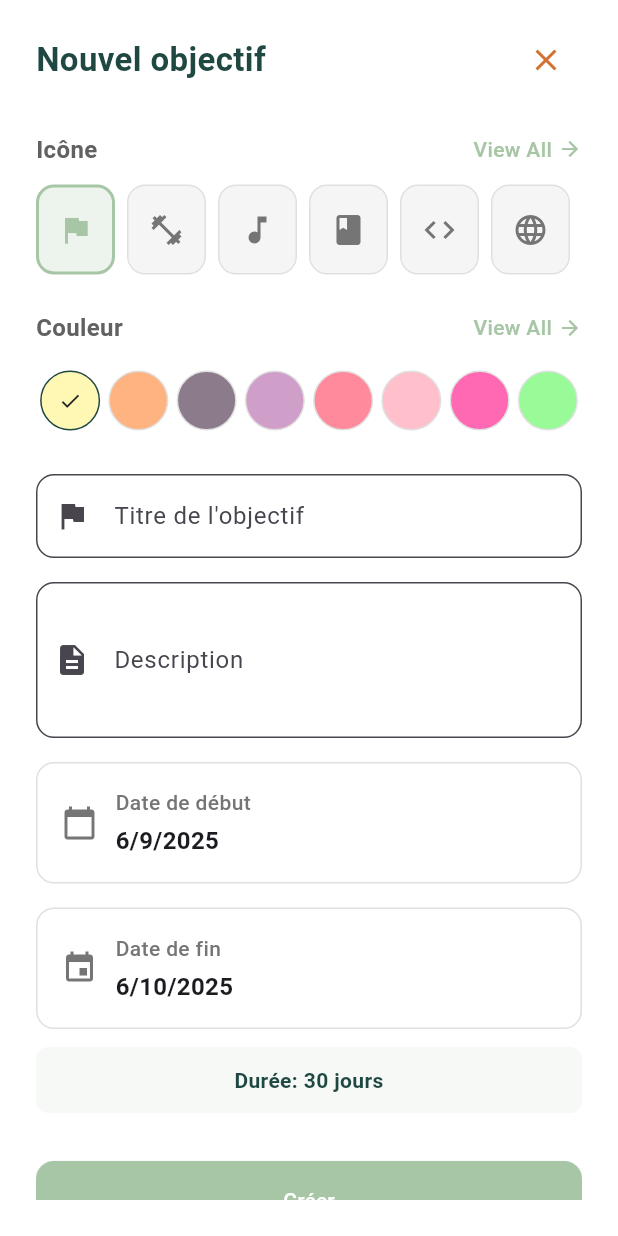
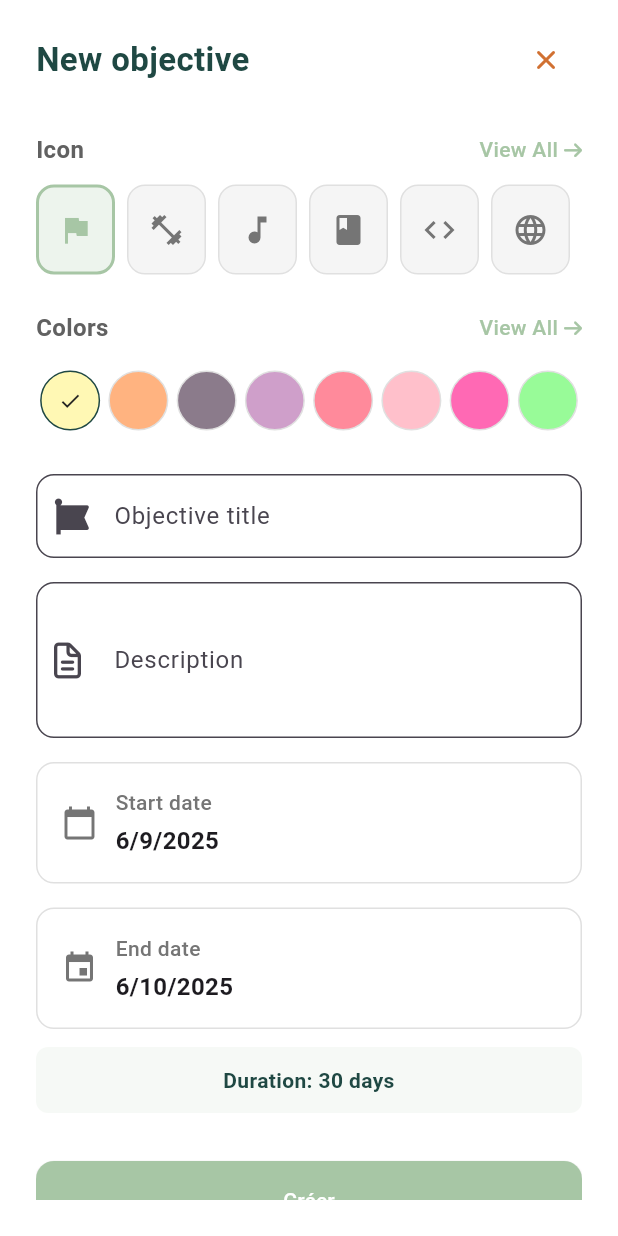
Before and after one commit to MOUSSBEKK/HabitoX, a Flutter app: the AddGoalBottomSheet widget shown alone on an empty page, opened directly, on a phone screen of 412 x 824 dp. Run offline on Flutter 3.47's test engine with Material 3 defaults, Android fonts, the phone set to English and light mode, and no system bars; drawn by our look-alikes of toastification; our stand-ins replace adaptive_dialog, font_awesome_flutter, localstorage, modal_bottom_sheet, shared_preferences; accounts and stored records are empty.

Commit message:
fix: clean bottom sheet modal

```diff
--- a/lib/widgets/add_goal_bottom_sheet.dart
+++ b/lib/widgets/add_goal_bottom_sheet.dart
@@ -4,6 +4,7 @@ import 'package:provider/provider.dart';
 import 'package:toastification/toastification.dart';
 import '../models/goal.dart';
 import '../services/goal_service.dart';
+import 'package:font_awesome_flutter/font_awesome_flutter.dart';
 
 class AddGoalBottomSheetColors {
   static const Color primaryColor = Color(0xFFA7C6A5);
@@ -106,8 +107,8 @@ class _AddGoalBottomSheetState extends State<AddGoalBottomSheet> {
                     children: [
                       Text(
                         widget.goal != null
-                            ? 'Modifier l\'objectif'
-                            : 'Nouvel objectif',
+                            ? 'Change the objective'
+                            : 'New objective',
                         style: TextStyle(
                           fontSize: 22,
                           fontWeight: FontWeight.w600,
@@ -117,7 +118,7 @@ class _AddGoalBottomSheetState extends State<AddGoalBottomSheet> {
                       const Spacer(),
                       IconButton(
                         onPressed: () => Navigator.pop(context),
-                        icon: const Icon(Icons.close),
+                        icon: FaIcon(FontAwesomeIcons.close, size: 16),
                       ),
                     ],
                   ),
@@ -135,18 +136,21 @@ class _AddGoalBottomSheetState extends State<AddGoalBottomSheet> {
                   TextFormField(
                     controller: _titleController,
                     decoration: const InputDecoration(
-                      labelText: 'Titre de l\'objectif',
-                      hintText: 'Ex: Apprendre la guitare',
+                      labelText: 'Objective title',
+                      hintText: 'Ex: Learn to play the guitar',
                       filled: true,
                       fillColor: Colors.white,
                       border: OutlineInputBorder(
                         borderRadius: BorderRadius.all(Radius.circular(12)),
                       ),
-                      prefixIcon: Icon(Icons.flag),
+                      prefixIcon: const Padding(
+                        padding: EdgeInsets.all(12.0),
+                        child: FaIcon(FontAwesomeIcons.fontAwesome),
+                      ),
                     ),
                     validator: (value) {
                       if (value == null || value.trim().isEmpty) {
-                        return 'Veuillez saisir un titre';
+                        return 'Please enter a title';
                       }
                       return null;
                     },
@@ -156,20 +160,23 @@ class _AddGoalBottomSheetState extends State<AddGoalBottomSheet> {
 
                   TextFormField(
                     controller: _descriptionController,
-                    decoration: const InputDecoration(
+                    decoration: InputDecoration(
                       labelText: 'Description',
-                      hintText: 'Décrivez votre objectif...',
+                      hintText: 'Describe your goal...',
                       filled: true,
                       fillColor: Colors.white,
                       border: OutlineInputBorder(
                         borderRadius: BorderRadius.all(Radius.circular(12)),
                       ),
-                      prefixIcon: Icon(Icons.description),
+                      prefixIcon: const Padding(
+                        padding: EdgeInsets.all(12.0),
+                        child: FaIcon(FontAwesomeIcons.fileLines),
+                      ),
                     ),
                     maxLines: 3,
                     validator: (value) {
                       if (value == null || value.trim().isEmpty) {
-                        return 'Veuillez saisir une description';
+                        return 'Please enter a description';
                       }
                       return null;
                     },
@@ -241,7 +248,7 @@ class _AddGoalBottomSheetState extends State<AddGoalBottomSheet> {
           mainAxisAlignment: MainAxisAlignment.spaceBetween,
           children: [
             Text(
-              'Icône',
+              'Icon',
               style: TextStyle(
                 fontSize: 16,
                 fontWeight: FontWeight.w600,
@@ -261,9 +268,9 @@ class _AddGoalBottomSheetState extends State<AddGoalBottomSheet> {
                     ),
                   ),
                   const SizedBox(width: 4),
-                  Icon(
-                    Icons.arrow_forward,
-                    size: 16,
+                  FaIcon(
+                    FontAwesomeIcons.arrowRight,
+                    size: 12,
                     color: AddGoalBottomSheetColors.primaryColor,
                   ),
                 ],
@@ -346,7 +353,7 @@ class _AddGoalBottomSheetState extends State<AddGoalBottomSheet> {
           mainAxisAlignment: MainAxisAlignment.spaceBetween,
           children: [
             Text(
-              'Couleur',
+              'Colors',
               style: TextStyle(
                 fontSize: 16,
                 fontWeight: FontWeight.w600,
@@ -366,9 +373,9 @@ class _AddGoalBottomSheetState extends State<AddGoalBottomSheet> {
                     ),
                   ),
                   const SizedBox(width: 4),
-                  Icon(
-                    Icons.arrow_forward,
-                    size: 16,
+                  FaIcon(
+                    FontAwesomeIcons.arrowRight,
+                    size: 12,
                     color: AddGoalBottomSheetColors.primaryColor,
                   ),
                 ],
@@ -442,7 +449,7 @@ class _AddGoalBottomSheetState extends State<AddGoalBottomSheet> {
                   crossAxisAlignment: CrossAxisAlignment.start,
                   children: [
                     Text(
-                      'Date de début',
+                      'Start date',
                       style: TextStyle(
                         fontSize: 14,
                         color: Colors.grey[600],
@@ -453,7 +460,7 @@ class _AddGoalBottomSheetState extends State<AddGoalBottomSheet> {
                     Text(
                       _startDate != null
                           ? '${_startDate!.day}/${_startDate!.month}/${_startDate!.year}'
-                          : 'Sélectionner une date',
+                          : 'Select a date',
                       style: const TextStyle(
                         fontSize: 16,
                         fontWeight: FontWeight.w600,
@@ -485,7 +492,7 @@ class _AddGoalBottomSheetState extends State<AddGoalBottomSheet> {
                   crossAxisAlignment: CrossAxisAlignment.start,
                   children: [
                     Text(
-                      'Date de fin',
+                      'End date',
                       style: TextStyle(
                         fontSize: 14,
                         color: Colors.grey[600],
@@ -496,7 +503,7 @@ class _AddGoalBottomSheetState extends State<AddGoalBottomSheet> {
                     Text(
                       _endDate != null
                           ? '${_endDate!.day}/${_endDate!.month}/${_endDate!.year}'
-                          : 'Sélectionner une date',
+                          : 'Select a date',
                       style: const TextStyle(
                         fontSize: 16,
                         fontWeight: FontWeight.w600,
@@ -518,7 +525,7 @@ class _AddGoalBottomSheetState extends State<AddGoalBottomSheet> {
             borderRadius: BorderRadius.circular(8),
           ),
           child: Text(
-            'Durée: $_calculatedDays jours',
+            'Duration: $_calculatedDays days',
             style: TextStyle(
               fontSize: 14,
               fontWeight: FontWeight.w600,
@@ -777,7 +784,7 @@ class _AddGoalBottomSheetState extends State<AddGoalBottomSheet> {
                 mainAxisAlignment: MainAxisAlignment.spaceBetween,
                 children: [
                   Text(
-                    'Choisir une icône',
+                    'Choose an icon',
                     style: TextStyle(
                       fontSize: 20,
                       fontWeight: FontWeight.w600,
@@ -877,7 +884,7 @@ class _AddGoalBottomSheetState extends State<AddGoalBottomSheet> {
                 mainAxisAlignment: MainAxisAlignment.spaceBetween,
                 children: [
                   Text(
-                    'Choisir une couleur',
+                    'Choose a color',
                     style: TextStyle(
                       fontSize: 20,
                       fontWeight: FontWeight.w600,
```
